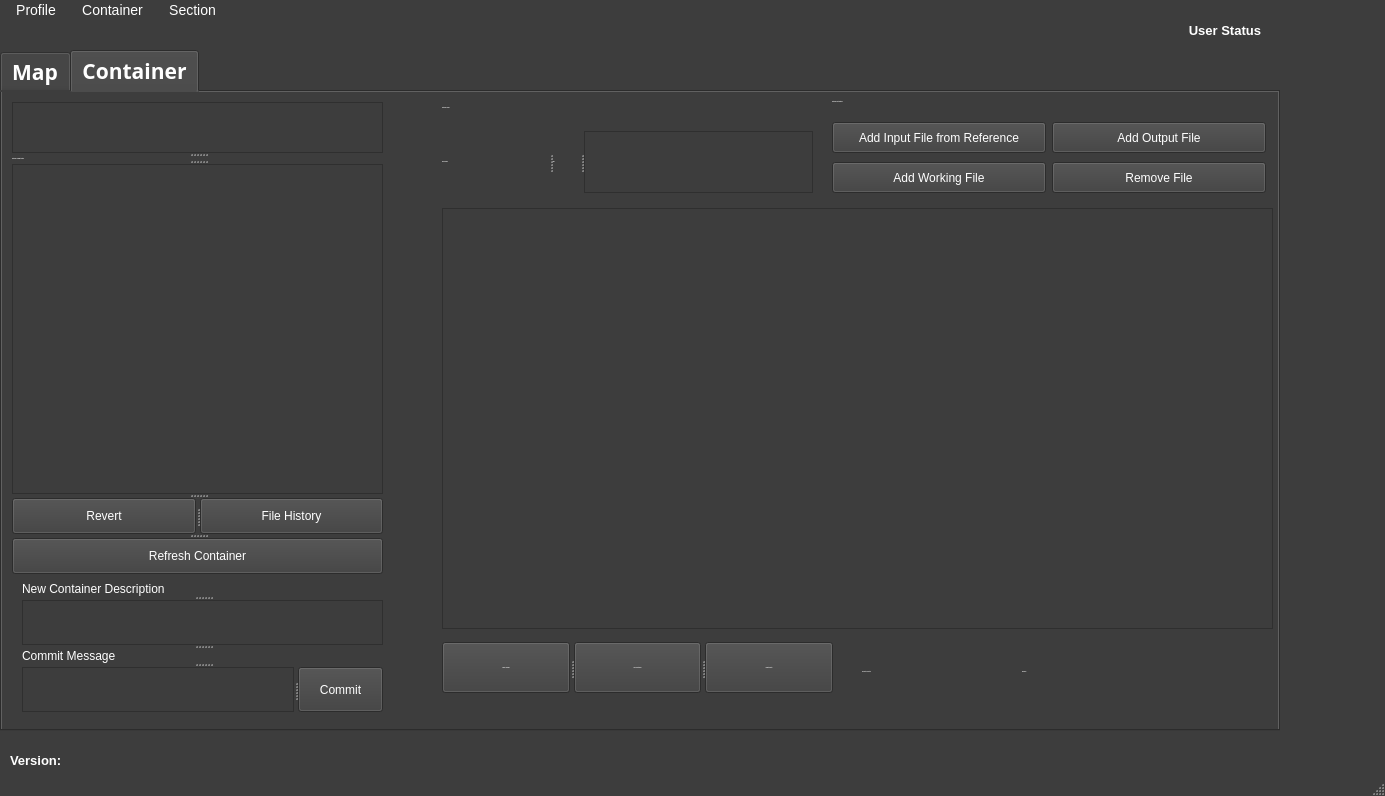
First picture: the form in Graphics/UI/SagaGui.ui, repository inexplicable01/saga, before the edit.
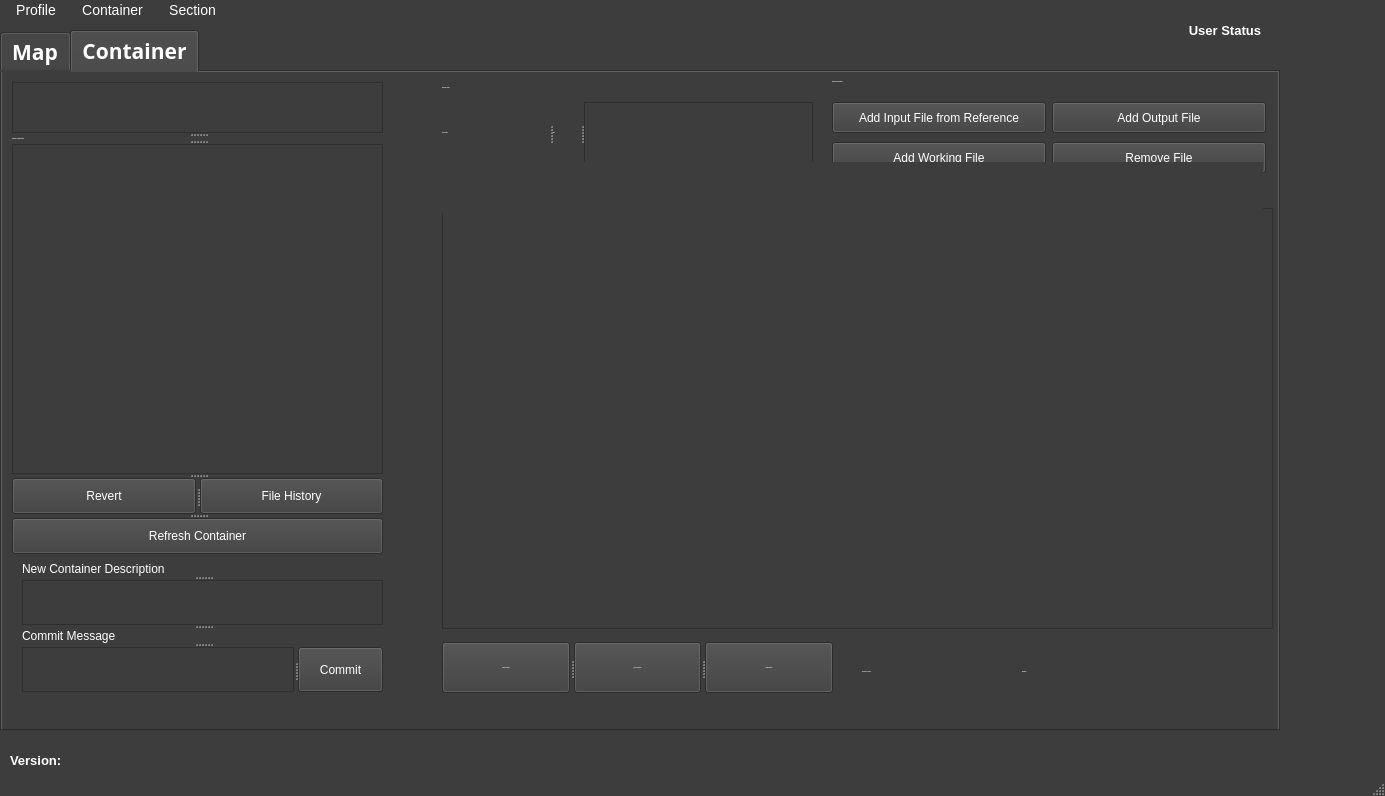
Second picture: the form after the edit. Icons and pictures are not drawn.

What changed in the file:
```diff
--- a/Graphics/UI/SagaGui.ui
+++ b/Graphics/UI/SagaGui.ui
@@ -122,9 +122,9 @@
     <property name="geometry">
      <rect>
       <x>0</x>
-      <y>30</y>
+      <y>10</y>
       <width>1280</width>
-      <height>681</height>
+      <height>701</height>
      </rect>
     </property>
     <property name="font">
@@ -880,7 +880,7 @@
       <property name="geometry">
        <rect>
         <x>440</x>
-        <y>116</y>
+        <y>136</y>
         <width>831</width>
         <height>421</height>
        </rect>
@@ -890,7 +890,7 @@
       <property name="geometry">
        <rect>
         <x>440</x>
-        <y>550</y>
+        <y>570</y>
         <width>391</width>
         <height>51</height>
        </rect>
@@ -965,7 +965,7 @@
       <property name="geometry">
        <rect>
         <x>440</x>
-        <y>39</y>
+        <y>30</y>
         <width>371</width>
         <height>62</height>
        </rect>
@@ -1129,7 +1129,7 @@
       <property name="geometry">
        <rect>
         <x>860</x>
-        <y>570</y>
+        <y>590</y>
         <width>162</width>
         <height>19</height>
        </rect>
@@ -1149,7 +1149,7 @@
       <property name="geometry">
        <rect>
         <x>1020</x>
-        <y>570</y>
+        <y>590</y>
         <width>251</width>
         <height>19</height>
        </rect>
@@ -1165,6 +1165,19 @@
        <string>FileName</string>
       </property>
      </widget>
+     <widget class="QLabel" name="containerStatusLabel">
+      <property name="geometry">
+       <rect>
+        <x>440</x>
+        <y>90</y>
+        <width>821</width>
+        <height>51</height>
+       </rect>
+      </property>
+      <property name="text">
+       <string/>
+      </property>
+     </widget>
     </widget>
    </widget>
    <widget class="QLabel" name="versionLabel">
```
